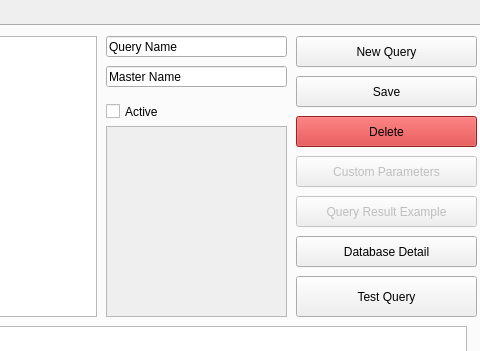
The window that reporter.ui (Davebudil/reporter) describes before a commit, drawn with Qt 5; both pictures show x 386 to 866 and y 0 to 351 of the 866 by 694 pixel window.
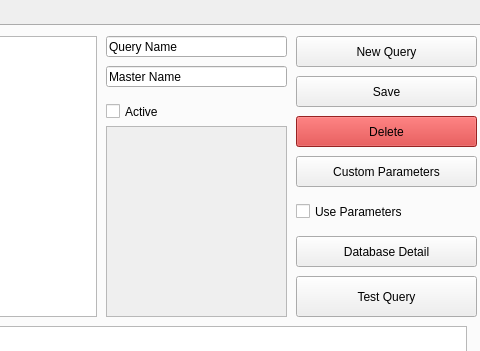
The same window after the commit. The open tabs and pages were chosen to show the change.

Commit message: Custom paremetrized queries testing added

Patch:
```diff
--- a/reporter.ui
+++ b/reporter.ui
@@ -2675,25 +2675,6 @@
        <string>TEST</string>
       </property>
      </widget>
-     <widget class="QToolButton" name="toolButton_3">
-      <property name="enabled">
-       <bool>false</bool>
-      </property>
-      <property name="geometry">
-       <rect>
-        <x>680</x>
-        <y>170</y>
-        <width>181</width>
-        <height>31</height>
-       </rect>
-      </property>
-      <property name="styleSheet">
-       <string notr="true"/>
-      </property>
-      <property name="text">
-       <string>Query Result Example</string>
-      </property>
-     </widget>
      <widget class="QToolButton" name="paramTest">
       <property name="enabled">
        <bool>false</bool>
@@ -2731,7 +2712,7 @@
      </widget>
      <widget class="QToolButton" name="customParameters">
       <property name="enabled">
-       <bool>false</bool>
+       <bool>true</bool>
       </property>
       <property name="geometry">
        <rect>
@@ -2758,6 +2739,19 @@
        </rect>
       </property>
      </widget>
+     <widget class="QCheckBox" name="queryCustomParameters">
+      <property name="geometry">
+       <rect>
+        <x>680</x>
+        <y>170</y>
+        <width>171</width>
+        <height>31</height>
+       </rect>
+      </property>
+      <property name="text">
+       <string>Use Parameters</string>
+      </property>
+     </widget>
      <zorder>queryNameEdit</zorder>
      <zorder>paramTest</zorder>
      <zorder>queryTable</zorder>
```
Left out of the diff: 5 changed lines with no effect on the pictures. The commit also changes 6 other files.
